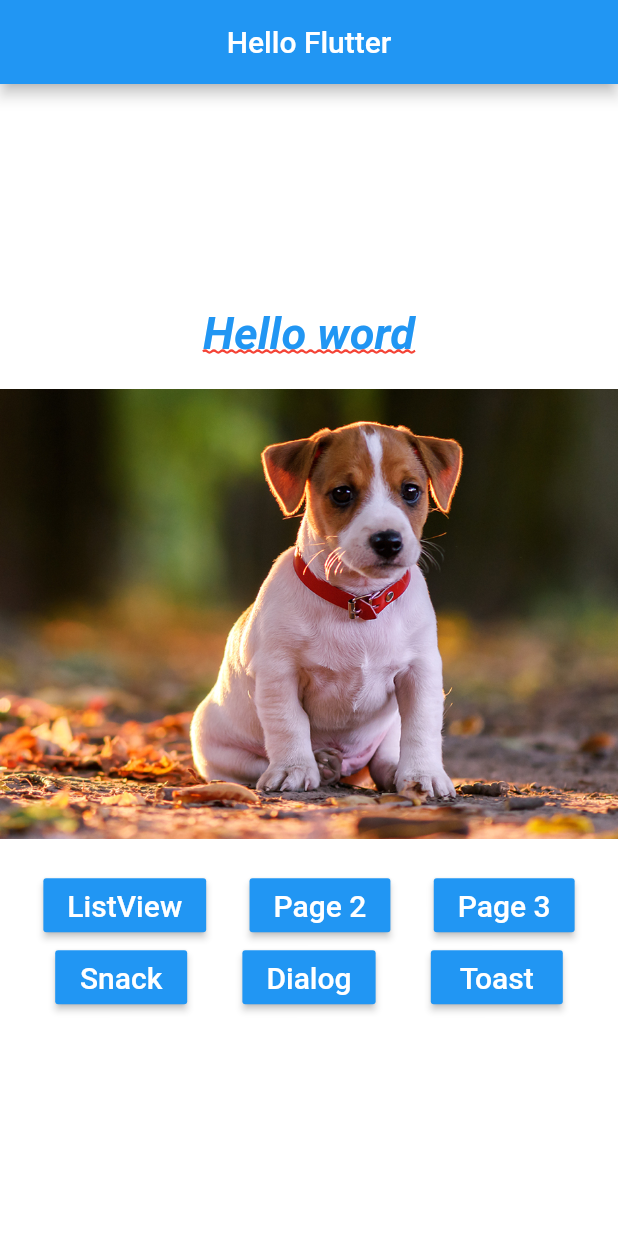
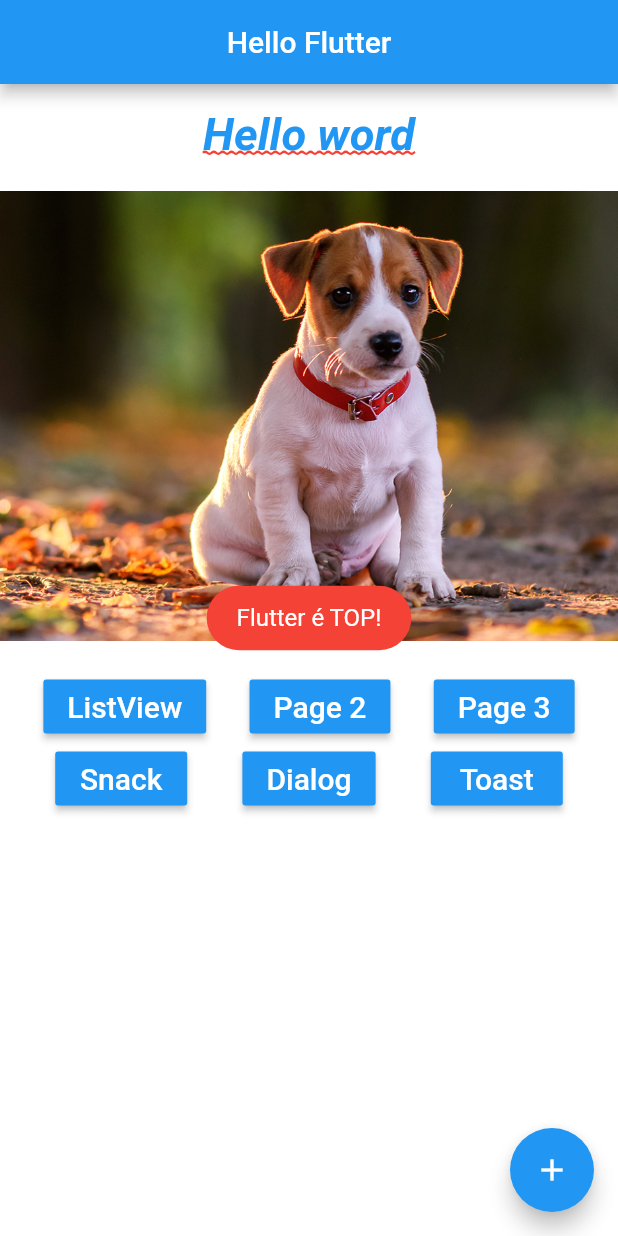
Before and after one commit to alex-girao/flutter_app, a Flutter app: the screen it shows after launch, after a tap on "Toast", on a phone screen of 412 x 824 dp. Run offline on Flutter 3.47's test engine with Material 2 defaults, Android fonts, the phone set to English and light mode, and no system bars; our stand-ins replace fluttertoast; missing offline and left inert: dart:ffi.

Commit message:
FloatingActionButton

```diff
--- a/lib/home_page.dart
+++ b/lib/home_page.dart
@@ -1,10 +1,12 @@
+import 'dart:ffi';
+
 import 'package:flutter/material.dart';
-import 'package:flutter_app/pages/hello_page1.dart';
 import 'package:flutter_app/pages/hello_page2.dart';
 import 'package:flutter_app/pages/hello_page3.dart';
 import 'package:flutter_app/pages/hello_listview.dart';
 import 'package:flutter_app/utils/nav.dart';
 import 'package:flutter_app/widgets/blue_button.dart';
+import 'package:fluttertoast/fluttertoast.dart';
 
 class HomePage extends StatelessWidget {
   @override
@@ -15,14 +17,37 @@ class HomePage extends StatelessWidget {
         centerTitle: true,
       ),
       body: _body(context),
+      floatingActionButton: Row(
+        mainAxisAlignment: MainAxisAlignment.end,
+        children: <Widget>[
+          FloatingActionButton(
+            child: Icon(Icons.add),
+            onPressed: () {
+              _onClickFab();
+            },
+          ),
+          /* Caso seja necessario mais de um
+          SizedBox(
+            width: 8,
+          ),
+          FloatingActionButton(
+            child: Icon(Icons.favorite),
+            onPressed: () {
+              _onClickFab();
+            },
+          ),
+          */
+        ],
+      ),
     );
   }
 
   _body(BuildContext context) {
     return Container(
+      padding: EdgeInsets.only(top: 16),
       color: Colors.white,
       child: Column(
-        mainAxisAlignment: MainAxisAlignment.center,
+        mainAxisAlignment: MainAxisAlignment.start,
         children: <Widget>[
           _text(),
           _pageView(),
@@ -130,7 +155,17 @@ class HomePage extends StatelessWidget {
         });
   }
 
-  _onClickToast() {}
+  _onClickToast() {
+    Fluttertoast.showToast(
+        msg: "Flutter é TOP!",
+        toastLength: Toast.LENGTH_LONG,
+        gravity: ToastGravity.CENTER,
+        // controla o tempo de exibição no IOS
+        timeInSecForIos: 5,
+        backgroundColor: Colors.red,
+        textColor: Colors.white,
+        fontSize: 16.0);
+  }
 
   _img(String img) {
     return Container(
@@ -155,4 +190,8 @@ class HomePage extends StatelessWidget {
       ),
     );
   }
+
+  void _onClickFab() {
+    print("Adicionar");
+  }
 }
```
